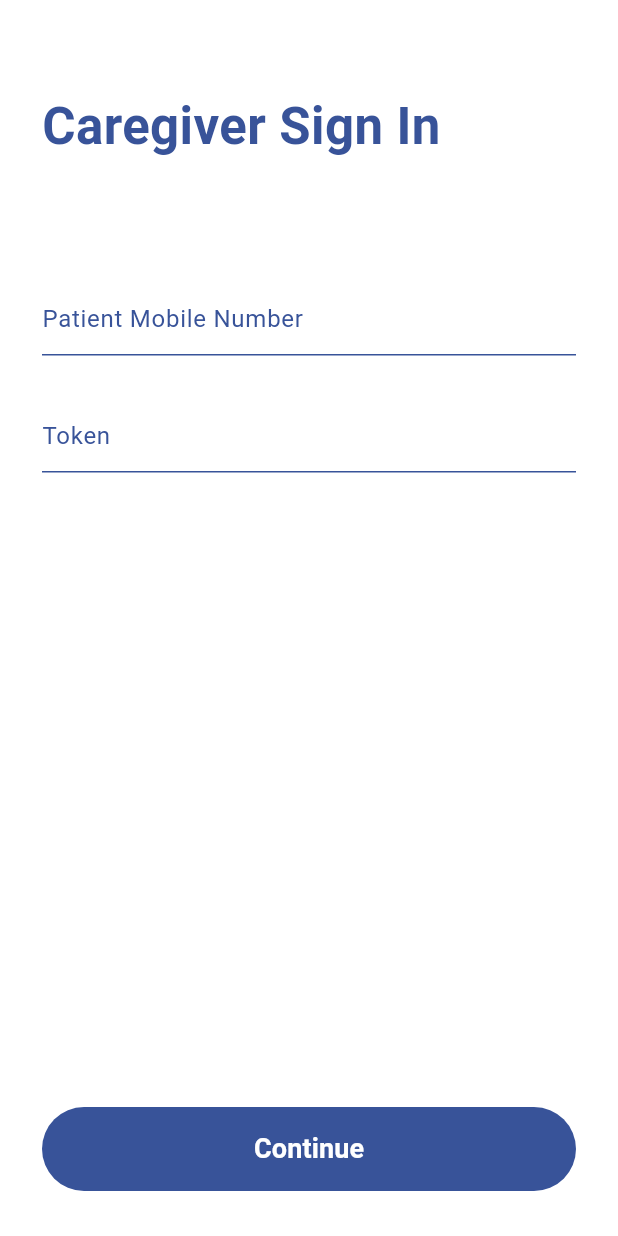
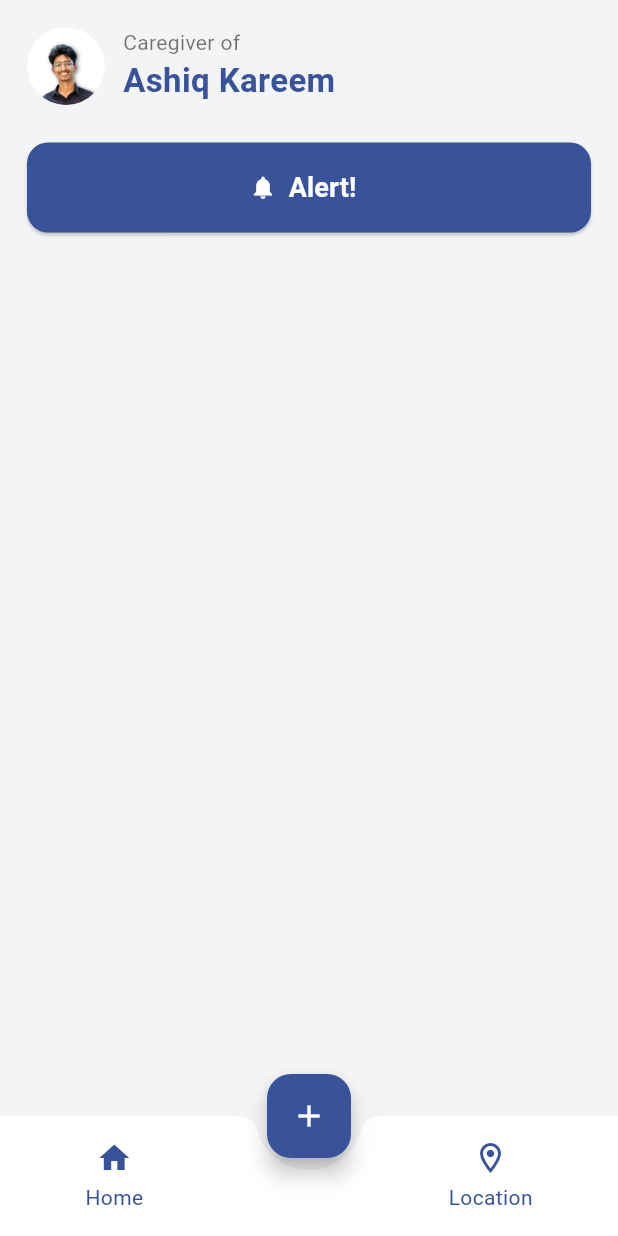
Before and after one commit to miniproject-nasa/SMARS, a Flutter app: the CaregiverLoginScreen screen opened directly, after a tap on "Continue", on a phone screen of 412 x 824 dp. Run offline on Flutter 3.47's test engine with Material 3 defaults, Android fonts, the phone set to English and light mode, and no system bars; our stand-ins replace shared_preferences; accounts and stored records are empty.

Commit message:
Cregiver dashboard

```diff
--- /dev/null
+++ b/flutter_app/lib/screens/caregiver_dashboard.dart
@@ -0,0 +1,139 @@
+import 'package:flutter/material.dart';
+
+class CaregiverDashboard extends StatelessWidget {
+  const CaregiverDashboard({super.key});
+
+  static const primaryBlue = Color.fromARGB(255, 56, 83, 153);
+
+  @override
+  Widget build(BuildContext context) {
+    return Scaffold(
+      backgroundColor: const Color(0xFFF3F4F6),
+
+      body: SafeArea(
+        child: SingleChildScrollView(
+          padding: const EdgeInsets.all(18),
+          child: Column(
+            crossAxisAlignment: CrossAxisAlignment.start,
+            children: [
+              /// 🔹 HEADER
+              Row(
+                children: [
+                  const CircleAvatar(
+                    radius: 26,
+                    backgroundImage: AssetImage("assets/profile.png"),
+                  ),
+                  const SizedBox(width: 12),
+                  Column(
+                    crossAxisAlignment: CrossAxisAlignment.start,
+                    children: const [
+                      Text(
+                        "Caregiver of",
+                        style: TextStyle(fontSize: 14, color: Colors.black54),
+                      ),
+                      Text(
+                        "Ashiq Kareem",
+                        style: TextStyle(
+                          fontSize: 22,
+                          fontWeight: FontWeight.bold,
+                          color: primaryBlue,
+                        ),
+                      ),
+                    ],
+                  ),
+                ],
+              ),
+
+              const SizedBox(height: 25),
+
+              /// 🔹 ALERT BUTTON
+              Center(
+                child: SizedBox(
+                  width: double.infinity,
+                  height: 60,
+                  child: ElevatedButton.icon(
+                    style: ElevatedButton.styleFrom(
+                      backgroundColor: primaryBlue,
+                      shape: RoundedRectangleBorder(
+                        borderRadius: BorderRadius.circular(14),
+                      ),
+                    ),
+                    onPressed: () {},
+                    icon: const Icon(Icons.notifications, color: Colors.white),
+                    label: const Text(
+                      "Alert!",
+                      style: TextStyle(
+                        fontSize: 18,
+                        fontWeight: FontWeight.bold,
+                        color: Colors.white,
+                      ),
+                    ),
+                  ),
+                ),
+              ),
+            ],
+          ),
+        ),
+      ),
+
+      /// 🔹 FLOATING BUTTON
+      floatingActionButton: FloatingActionButton(
+        backgroundColor: primaryBlue,
+        onPressed: () {},
+        child: const Icon(Icons.add, color: Colors.white),
+      ),
+      floatingActionButtonLocation: FloatingActionButtonLocation.centerDocked,
+
+      /// 🔹 BOTTOM NAV BAR
+      bottomNavigationBar: BottomAppBar(
+        color: Colors.white,
+        shape: const CircularNotchedRectangle(),
+        notchMargin: 8,
+        child: SizedBox(
+          height: 70,
+          child: Row(
+            mainAxisAlignment: MainAxisAlignment.spaceAround,
+            children: [
+              _navIcon(Icons.home, "Home"),
+
+              const SizedBox(width: 40),
+
+              _navIcon(Icons.location_on_outlined, "Location"),
+            ],
+          ),
+        ),
+      ),
+    );
+  }
+
+  /// 🔹 REUSED HELPERS (same as patient)
+
+  static Widget _navIcon(IconData icon, String text) {
+    return Column(
+      mainAxisAlignment: MainAxisAlignment.center,
+      children: [
+        Icon(icon, color: primaryBlue),
+        const SizedBox(height: 4),
+        Text(text, style: const TextStyle(color: primaryBlue)),
+      ],
+    );
+  }
+
+  static Widget _card({required Widget child}) {
+    return Container(
+      padding: const EdgeInsets.all(14),
+      decoration: BoxDecoration(
+        color: Colors.white,
+        borderRadius: BorderRadius.circular(16),
+        boxShadow: [
+          BoxShadow(
+            color: Colors.black.withOpacity(.05),
+            blurRadius: 8,
+            offset: const Offset(0, 4),
+          ),
+        ],
+      ),
+      child: child,
+    );
+  }
+}
--- a/flutter_app/lib/screens/caregiver_login_screen.dart
+++ b/flutter_app/lib/screens/caregiver_login_screen.dart
@@ -1,4 +1,5 @@
 import 'package:flutter/material.dart';
+import 'package:smars/screens/caregiver_dashboard.dart';
 
 class CaregiverLoginScreen extends StatelessWidget {
   CaregiverLoginScreen({super.key});
@@ -81,7 +82,12 @@ class CaregiverLoginScreen extends StatelessWidget {
                     elevation: 0,
                   ),
                   onPressed: () {
-                    // TODO: connect caregiver auth later
+                    Navigator.push(
+                      context,
+                      MaterialPageRoute(
+                        builder: (_) => const CaregiverDashboard(),
+                      ),
+                    );
                   },
                   child: const Text(
                     "Continue",
```
